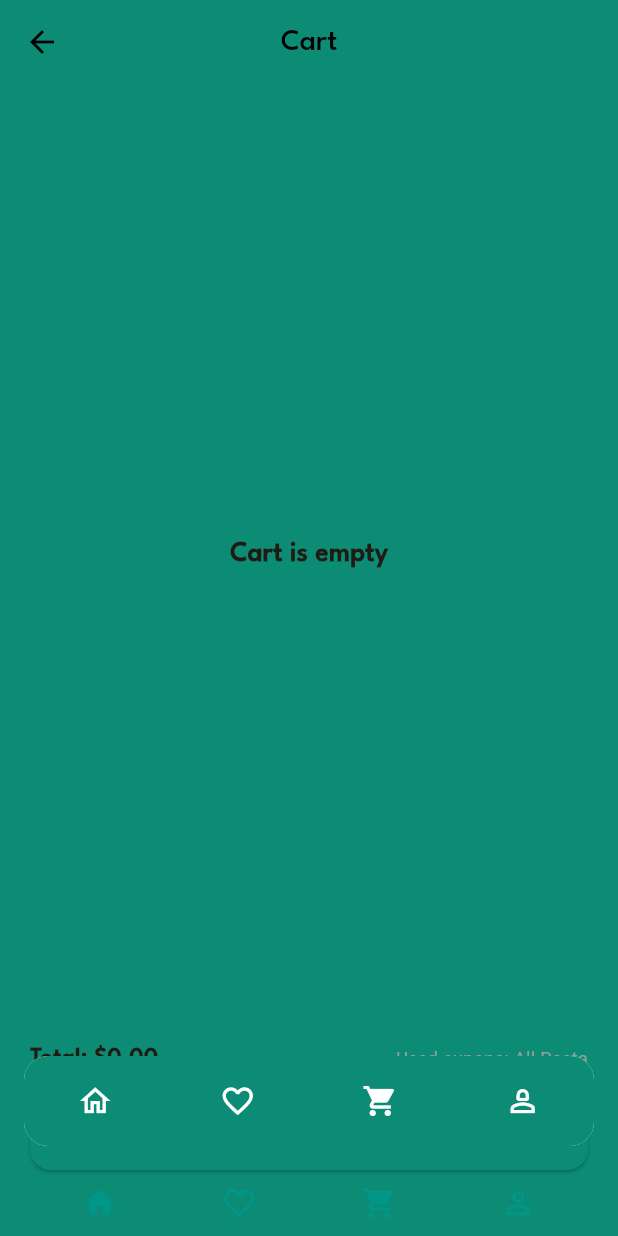
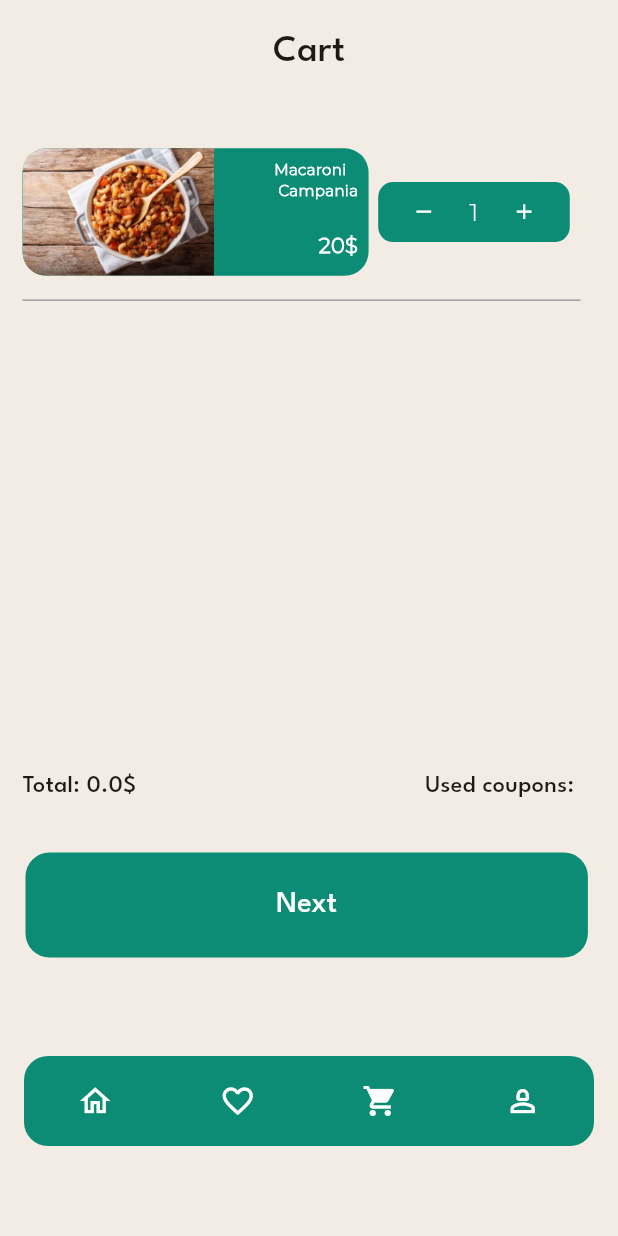
Before and after one commit to MateuszWik/Prossciutto_, a Flutter app: the screen it shows after launch, scrolled down 158 dp, after a tap on the "shopping cart" icon, on a phone screen of 412 x 824 dp. Run offline on Flutter 3.47's test engine with Material 3 defaults, Android fonts, the phone set to English and light mode, and no system bars; our stand-ins replace get_storage, shared_preferences.

Commit message:
Merge remote-tracking branch 'origin/main'
# Conflicts:
#	lib/main.dart

```diff
--- a/lib/cart.dart
+++ b/lib/cart.dart
@@ -1,239 +1,267 @@
 import 'package:flutter/material.dart';
-import 'miniatures.dart';
+import 'package:shared_preferences/shared_preferences.dart';
+import './couponsProvider.dart';
+
+
+class CartProduct {
+  final String name;
+  final String imagePath;
+  final int unitPrice;
+  int quantity;
+
+  CartProduct({
+    required this.name,
+    required this.imagePath,
+    required this.unitPrice,
+    this.quantity = 1,
+  });
+}
 
 class Cart extends StatefulWidget {
-  final CartItem? addedItem;
-  const Cart({super.key, this.addedItem});
+  const Cart({super.key});
 
   @override
   State<Cart> createState() => _CartState();
 }
 
 class _CartState extends State<Cart> {
-  List<CartItem> cartItems = [];
-  double totalPrice = 0.0;
+  int number = 1;
+  int value = 20;
+  String coupon = 'none';
+  double equal = 0;
+
+  void saveNumber() async {
+    SharedPreferences prefs = await SharedPreferences.getInstance();
+    prefs.setInt('number', number);
+  }
+
+  void loadNumber() async {
+    SharedPreferences prefs = await SharedPreferences.getInstance();
+    setState(() {
+      number = prefs.getInt('number') ?? 1;
+    });
+  }
+
+  void total() async {
+    setState(() {
+      equal = number * value.toDouble();
+    });
+    SharedPreferences prefs = await SharedPreferences.getInstance();
+    prefs.setDouble('equal', equal);
+  }
+
+  void loadTotal() async {
+    SharedPreferences prefs = await SharedPreferences.getInstance();
+    setState(() {
+      equal = prefs.getDouble('equal') ?? 0.0;
+    });
+  }
 
   @override
   void initState() {
     super.initState();
-    if (widget.addedItem != null) {
-      addOrUpdateItem(widget.addedItem!);
-    }
-  }
-
-  void addOrUpdateItem(CartItem newItem) {
-    final index = cartItems.indexWhere(
-            (item) => item.foodItem.title == newItem.foodItem.title);
-    if (index != -1) {
-      cartItems[index].quantity += newItem.quantity;
-    } else {
-      cartItems.add(newItem);
-    }
-    calculateTotal();
-  }
-
-  void calculateTotal() {
-    double sum = 0.0;
-
-    for (var item in cartItems) {
-      String titleLower = item.foodItem.title.toLowerCase();
-
-      if (titleLower.contains('water') || titleLower.contains('woda')) {
-        if (item.quantity > 1) {
-          sum += (item.quantity - 1) * 1.0; // Woda: 1$ od drugiej sztuki
-        }
-      } else if (titleLower.contains('bread stick') || titleLower.contains('bread stiks')) {
-        if (item.quantity > 1) {
-          sum += (item.quantity - 1) * 1.99; // Bread Sticks: 1.99$ od drugiej sztuki
-        }
-      } else {
-        double price = double.tryParse(
-            item.foodItem.price.replaceAll('\$', '').replaceAll(',', '.')) ??
-            0.0;
-        sum += price * item.quantity;
-      }
-    }
-
-    setState(() {
-      totalPrice = sum;
-    });
+    loadNumber();
+    loadTotal();
   }
 
   @override
   Widget build(BuildContext context) {
+    final coupon = Provider.of<CouponProvider>(context).appliedCoupon;
     return Scaffold(
-      backgroundColor: const Color(0xFF0C8C75),
-      appBar: AppBar(
-        backgroundColor: const Color(0xFF0C8C75),
-        elevation: 0,
-        leading: IconButton(
-          icon: const Icon(Icons.arrow_back, color: Colors.black),
-          onPressed: () => Navigator.pop(context),
+      body: SafeArea(
+        child: Stack(
+          children: [
+            Padding(padding: EdgeInsets.only(
+                top: MediaQuery.of(context).size.height*0.02
             ),
-        centerTitle: true,
-        title: const Text(
+              child: Align(
+                alignment: Alignment.topCenter,
+                child: Text(
                   'Cart',
                   style: TextStyle(
-            color: Colors.black,
                     fontFamily: 'LeagueSpartan',
-            fontSize: 20,
+                    fontSize: 25,
                   ),
                 ),
               ),
-      body: Column(
+            ),
+            if (number > 0)...[
+              Positioned(
+                left: 15,
+                top: MediaQuery.of(context).size.height * 0.12,
+                right: 25,
+                child: Column(
+                  crossAxisAlignment: CrossAxisAlignment.start,
                   children: [
-          Expanded(
-            child: cartItems.isEmpty
-                ? const Center(
-              child: Text(
-                'Cart is empty',
-                style: TextStyle(
-                    fontSize: 18,
-                    fontFamily: 'LeagueSpartan',
-                    fontWeight: FontWeight.bold),
-              ),
-            )
-                : ListView.builder(
-              itemCount: cartItems.length,
-              itemBuilder: (context, index) {
-                final item = cartItems[index];
-                return Padding(
-                  padding: const EdgeInsets.all(12.0),
-                  child: Container(
+                    Row(
+                      crossAxisAlignment: CrossAxisAlignment.center,
+                      children: [
+                        // Blok: produkt
+                        Container(
                           decoration: BoxDecoration(
-                      color: Colors.white,
-                      borderRadius: BorderRadius.circular(20),
-                    ),
-                    child: Row(
-                      children: [
-                        ClipRRect(
-                          borderRadius: const BorderRadius.only(
-                            topLeft: Radius.circular(20),
-                            bottomLeft: Radius.circular(20),
-                          ),
-                          child: Image.asset(
-                            item.foodItem.imagePath,
-                            height: 80,
-                            width: 100,
-                            fit: BoxFit.cover,
+                            borderRadius: BorderRadius.circular(16),
+                            color: Color(0xFF0C8C75),
+                            image: DecorationImage(
+                              image: AssetImage('assets/images/Macaroni.png'),
+                              alignment: Alignment.centerLeft,
                             ),
                           ),
-                        Expanded(
-                          child: Padding(
-                            padding: const EdgeInsets.symmetric(
-                                horizontal: 12.0, vertical: 8.0),
+                          height: 85,
+                          width: MediaQuery.of(context).size.width * 0.56,
+                          padding: EdgeInsets.all(7.0),
                           child: Column(
-                              crossAxisAlignment:
-                              CrossAxisAlignment.start,
+                            crossAxisAlignment: CrossAxisAlignment.end,
                             children: [
                               Text(
-                                  item.foodItem.title,
-                                  style: const TextStyle(
-                                    fontSize: 16,
+                                'Macaroni \n Campania',
+                                style: TextStyle(
+                                  fontSize: 10,
+                                  color: Colors.white,
+                                  fontFamily: 'MontSerrat',
                                   fontWeight: FontWeight.bold,
-                                    fontFamily: 'MontSerrat',
                                 ),
                               ),
-                                const SizedBox(height: 4),
                               Text(
-                                  item.foodItem.price,
-                                  style: const TextStyle(
-                                      fontSize: 14, color: Colors.green),
+                                '\n$value\$',
+                                style: TextStyle(
+                                  fontSize: 14,
+                                  color: Colors.white,
+                                  fontFamily: 'MontSerrat',
+                                  fontWeight: FontWeight.bold,
+                                ),
                               ),
                             ],
                           ),
                         ),
+
+                        SizedBox(width: 10-3.6,),
+
+                        // Blok: - 1 +
+                        Container(
+                          height: 40,
+                          width: MediaQuery.of(context).size.width * 0.31,
+                          decoration: BoxDecoration(
+                            borderRadius: BorderRadius.circular(10),
+                            color: Color(0xFF0C8C75),
                           ),
-                        Row(
+                          child: Row(
+                            mainAxisAlignment: MainAxisAlignment.spaceEvenly,
                             children: [
                               IconButton(
-                              icon: const Icon(Icons.add,
-                                  color: Colors.teal),
+                                icon: Icon(Icons.remove),
+                                iconSize: MediaQuery.of(context).size.width * 0.04,
+                                tooltip: 'Usuń',
+                                color: Colors.white,
                                 onPressed: () {
                                   setState(() {
-                                  item.quantity++;
-                                  calculateTotal();
+                                    if (number > 0) {
+                                      number--;
+                                      total();
+                                      saveNumber();
+                                    }
                                   });
                                 },
                               ),
-                            Text('${item.quantity}'),
+                              Text(
+                                '$number',
+                                style: TextStyle(
+                                    fontSize: MediaQuery.of(context).size.width * 0.04,
+                                    fontFamily: 'MontSerrat',
+                                    color: Colors.white
+                                ),
+                              ),
                               IconButton(
-                              icon: const Icon(Icons.remove,
-                                  color: Colors.teal),
+                                icon: Icon(Icons.add),
+                                iconSize: MediaQuery.of(context).size.width * 0.04,
+                                tooltip: 'Dodaj',
+                                color: Colors.white,
                                 onPressed: () {
                                   setState(() {
-                                  if (item.quantity > 1) {
-                                    item.quantity--;
-                                  } else {
-                                    cartItems.removeAt(index);
-                                  }
-                                  calculateTotal();
+                                    number++;
+                                    total();
+                                    saveNumber();
                                   });
                                 },
+                              ),
+                            ],
+                          ),
+                        ),
+                      ],
+                    ),
+
+                    SizedBox(height: MediaQuery.of(context).size.height * 0.01),
+
+                    Divider(
+                      thickness: 1,
+                      color: Colors.grey,
+                    ),
+                    SizedBox(height: MediaQuery.of(context).size.height * 0.37,),
+                    Row(
+                      mainAxisAlignment: MainAxisAlignment.spaceBetween,
+                      children: [
+                        Text(
+                          'Total: $equal\$',
+                          style: TextStyle(
+                            fontFamily: 'LeagueSpartan',
+                            fontSize: 16,
+                          ),
+                        ),
+                        Text(
+                          'Used coupons: $coupon',
+                          style: TextStyle(
+                            fontFamily: 'LeagueSpartan',
+                            fontSize: 16,
+                          ),
                         ),
                       ],
                     ),
                   ],
                 ),
               ),
-                );
-              },
+              Positioned(
+                top: MediaQuery.of(context).size.height * 0.68,
+                left: 5,
+                child: TextButton(
+                  onPressed: (){},
+                  child: Container(
+                    height: 70,
+                    width: MediaQuery.of(context).size.width * 0.91,
+                    decoration: BoxDecoration(
+                      borderRadius: BorderRadius.circular(16),
+                      color: Color(0xFF0C8C75),
                     ),
-          ),
-          Padding(
-            padding:
-            const EdgeInsets.symmetric(horizontal: 20.0, vertical: 10),
-            child: Column(
-              children: [
-                Row(
-                  mainAxisAlignment: MainAxisAlignment.spaceBetween,
-                  children: [
-                    Text(
-                      'Total: \$${totalPrice.toStringAsFixed(2)}',
-                      style: const TextStyle(
-                          fontSize: 16,
-                          fontWeight: FontWeight.bold,
-                          fontFamily: 'LeagueSpartan'),
-                    ),
-                    const Text(
-                      'Used cupons: All Pasta',
-                      style: TextStyle(fontSize: 12, color: Colors.grey),
-                    ),
-                  ],
-                ),
-                const SizedBox(height: 12),
-                SizedBox(
-                  width: double.infinity,
-                  child: ElevatedButton(
-                    onPressed: () {},
-                    style: ElevatedButton.styleFrom(
-                      backgroundColor: const Color(0xFF0C8C75),
-                      padding: const EdgeInsets.symmetric(vertical: 14),
-                      shape: RoundedRectangleBorder(
-                        borderRadius: BorderRadius.circular(14),
-                      ),
-                    ),
-                    child: const Text(
+                    child: Align(
+                      alignment: Alignment.center,
+                      child: Text(
                         'Next',
-                      style: TextStyle(fontSize: 16, color: Colors.black),
+                        style: TextStyle(
+                            color: Colors.white,
+                            fontSize: 20,
+                            fontFamily: 'LeagueSpartan'
                         ),
                       ),
                     ),
-                const SizedBox(height: 10),
-                Row(
-                  mainAxisAlignment: MainAxisAlignment.spaceAround,
-                  children: const [
-                    Icon(Icons.home, color: Colors.teal),
-                    Icon(Icons.favorite_border, color: Colors.teal),
-                    Icon(Icons.shopping_cart, color: Colors.teal),
-                    Icon(Icons.person_outline, color: Colors.teal),
-                  ],
+                  ),
+                ),
+              ),
+            ]
+            else if(number <= 0)...[
+              Align(
+                alignment: Alignment.center,
+                child: Text(
+                  'Cart is empty',
+                  style: TextStyle(
+                      fontSize: 20,
+                      fontFamily: 'LeagueSpartan',
+                      fontWeight: FontWeight.bold
+                  ),
+                ),
               )
+            ]
           ],
         ),
       ),
-        ],
-      ),
     );
   }
+
 }
--- /dev/null
+++ b/lib/couponsProvider.dart
@@ -0,0 +1,15 @@
+import 'package:flutter/material.dart';
+import 'cart.dart';
+import 'coupons.dart';
+
+
+class CouponProvider extends ChangeNotifier {
+  Coupon? _appliedCoupon;
+
+  Coupon? get appliedCoupon => _appliedCoupon;
+
+  void applyCoupon(Coupon coupon) {
+    _appliedCoupon = coupon;
+    notifyListeners();
+  }
+}
--- a/lib/main.dart
+++ b/lib/main.dart
@@ -5,6 +5,7 @@ import 'coupons.dart';
 import 'favorites.dart';
 import 'login.dart';
 import 'package:get_storage/get_storage.dart';
+import 'package:provider/provider.dart';
 
 void main() async {
   WidgetsFlutterBinding.ensureInitialized(); // Zapewnia inicjalizację Fluttera
--- a/pubspec.yaml
+++ b/pubspec.yaml
@@ -14,6 +14,7 @@ dependencies:
   cupertino_icons: ^1.0.8
   shared_preferences: 2.5.3
   get_storage: ^2.0.3
+  provider: ^6.1.1
 
 
 dev_dependencies:
```
Also changed, not shown: lib/coupons.dart (+42 -27 lines), pubspec.lock. Lines whose indentation alone changed are shown as unchanged.
